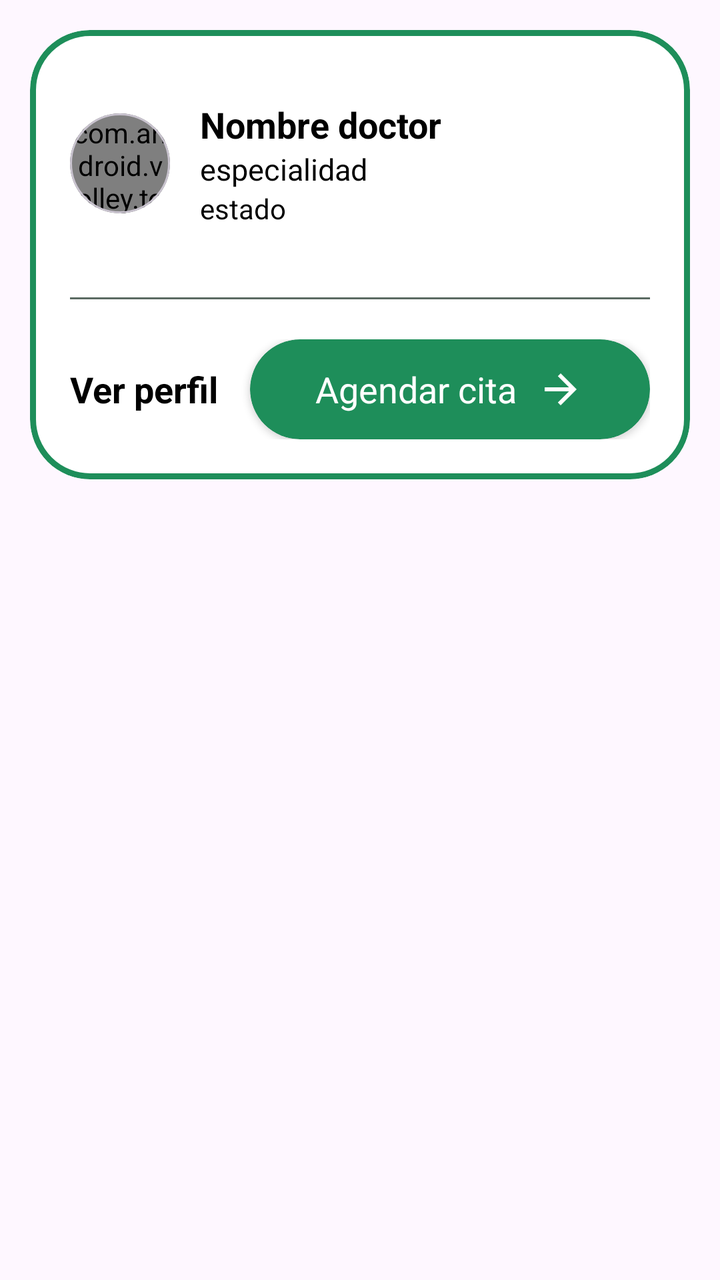
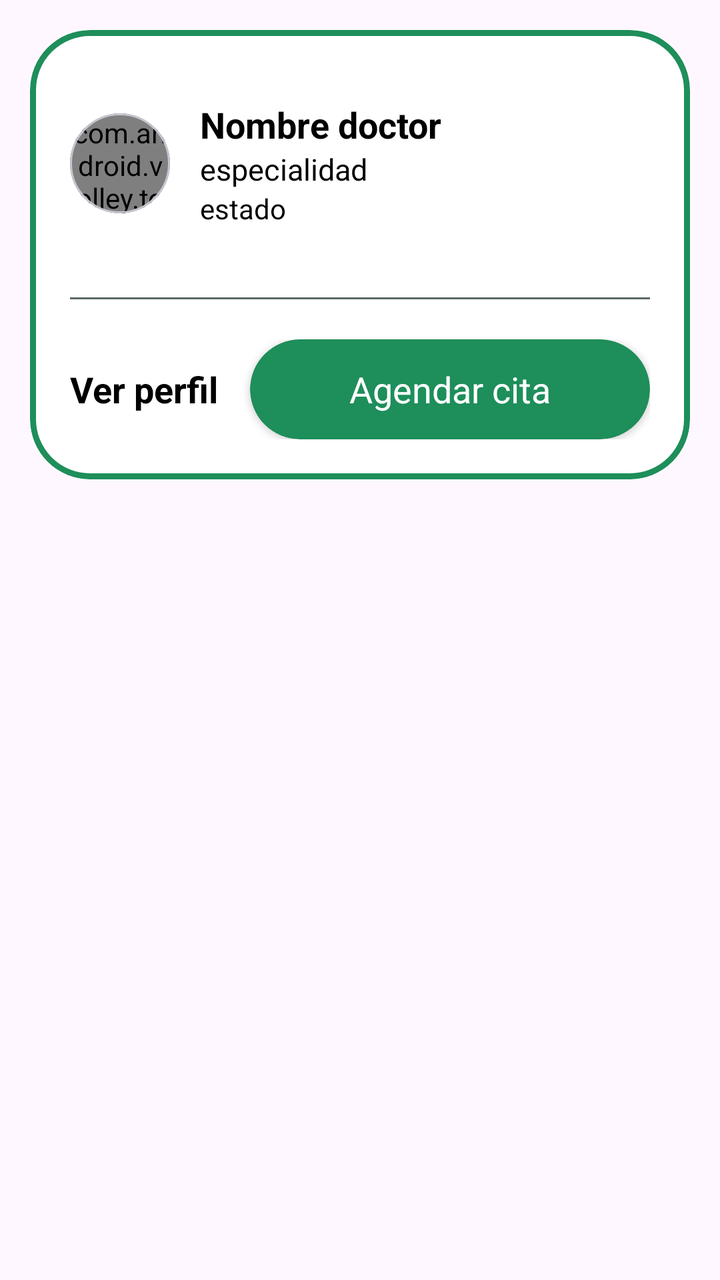

Compare the two renders of this Android layout. The source of the first and the diff that turns it into the second are given below.
<!-- AndroidManifest.xml: application theme Theme.Citasmedicas -->
<!-- res/layout/item_doctor.xml -->
<?xml version="1.0" encoding="utf-8"?>
<LinearLayout xmlns:android="http://schemas.android.com/apk/res/android"
    xmlns:app="http://schemas.android.com/apk/res-auto"
    android:orientation="vertical"
    android:layout_width="match_parent"
    android:layout_height="wrap_content"
    android:padding="15dp">
    <LinearLayout
        android:layout_width="wrap_content"
        android:layout_height="wrap_content"
        android:orientation="vertical">
        <com.google.android.material.card.MaterialCardView
            android:id="@+id/card_doctor"
            android:layout_width="match_parent"
            android:layout_height="wrap_content"
            app:cardCornerRadius="30dp"
            app:strokeWidth="3dp"
            app:strokeColor="@color/secondary"
            app:cardBackgroundColor="@color/white">
            <LinearLayout
                android:layout_width="match_parent"
                android:layout_height="wrap_content"
                android:orientation="vertical">
                <LinearLayout
                    android:layout_width="match_parent"
                    android:layout_height="wrap_content"
                    android:orientation="horizontal"
                    android:gravity="center_vertical"
                    android:padding="20dp">
                    <com.google.android.material.card.MaterialCardView
                        android:layout_width="wrap_content"
                        android:layout_height="wrap_content"
                        app:cardCornerRadius="30dp"
                        app:cardBackgroundColor="@color/white">
                        <com.android.volley.toolbox.NetworkImageView
                            android:id="@+id/img_doctor"
                            android:layout_width="50dp"
                            android:layout_height="50dp"
                            android:scaleType="centerCrop">
                        </com.android.volley.toolbox.NetworkImageView>
                    </com.google.android.material.card.MaterialCardView>
                    <LinearLayout
                        android:layout_width="match_parent"
                        android:layout_height="wrap_content"
                        android:orientation="vertical"
                        android:padding="15dp">
                        <TextView
                            android:id="@+id/txt_nombre_doctor"
                            android:layout_width="wrap_content"
                            android:layout_height="wrap_content"
                            android:text="Nombre doctor"
                            android:textColor="@color/black"
                            android:textStyle="bold"
                            android:textSize="18dp"></TextView>
                        <TextView
                            android:id="@+id/txt_especialidad"
                            android:layout_width="wrap_content"
                            android:layout_height="wrap_content"
                            android:text="especialidad"
                            android:textColor="@color/black"
                            android:textSize="15dp"></TextView>
                        <TextView
                            android:id="@+id/txt_estado"
                            android:layout_width="wrap_content"
                            android:layout_height="wrap_content"
                            android:text="estado"
                            android:textColor="@color/black"></TextView>
                    </LinearLayout>
                </LinearLayout>
                <View
                    android:layout_width="match_parent"
                    android:layout_height="1dp"
                    android:layout_marginStart="20dp"
                    android:layout_marginEnd="20dp"
                    android:background="@color/inputs"></View>
                <LinearLayout
                    android:layout_width="match_parent"
                    android:layout_height="wrap_content"
                    android:padding="20dp"
                    android:orientation="horizontal"
                    android:gravity="center_vertical">
                    <TextView
                        android:id="@+id/txt_verperfil"
                        android:layout_width="wrap_content"
                        android:layout_height="wrap_content"
                        android:text="@string/Ver_perfil"
                        android:textSize="18dp"
                        android:textColor="@color/black"
                        android:textStyle="bold"></TextView>
                    <View
                        android:layout_width="0dp"
                        android:layout_height="0dp"
                        android:layout_weight="1"></View>
                    <androidx.cardview.widget.CardView
                        android:id="@+id/btn_agendar"
                        android:focusable="true"
                        android:clickable="true"
                        android:layout_width="200dp"
                        android:layout_height="50dp"
                        app:cardBackgroundColor="@color/primary"
                        app:cardCornerRadius="30dp">
                        <LinearLayout
                            android:layout_width="match_parent"
                            android:layout_height="match_parent"
                            android:orientation="horizontal"
                            android:gravity="center">
                            <TextView
                                android:layout_width="wrap_content"
                                android:layout_height="wrap_content"
                                android:text="@string/agendar"
                                android:textColor="@color/white"
                                android:textSize="18dp"></TextView>
                            <ImageView
                                android:paddingLeft="10dp"
                                android:layout_width="wrap_content"
                                android:layout_height="wrap_content"
                                android:src="@drawable/baseline_arrow_forward_24"></ImageView>
                        </LinearLayout>
                    </androidx.cardview.widget.CardView>
                </LinearLayout>
            </LinearLayout>

        </com.google.android.material.card.MaterialCardView>
    </LinearLayout>
</LinearLayout>
<!-- resources referenced by this layout -->
<resources>
  <color name="black">#FF000000</color>
  <color name="inputs">#5B6B62</color>
  <color name="primary">#1E8E5A</color>
  <color name="secondary">#1E8E5A</color>
  <color name="white">#FFFFFFFF</color>
  <!-- drawable baseline_arrow_forward_24 (drawable) -->
  <vector xmlns:android="http://schemas.android.com/apk/res/android" android:autoMirrored="true" android:height="24dp" android:tint="#FFFFFF" android:viewportHeight="24" android:viewportWidth="24" android:width="24dp">
        
      <path android:fillColor="@android:color/white" android:pathData="M12,4l-1.41,1.41L16.17,11H4v2h12.17l-5.58,5.59L12,20l8,-8z"/>
      
  </vector>
  <string name="Ver_perfil">Ver perfil</string>
  <string name="agendar">Agendar cita</string>
  <style name="Theme.Citasmedicas" parent="Base.Theme.Citasmedicas" />
  <style name="Base.Theme.Citasmedicas" parent="Theme.Material3.DayNight.NoActionBar">
          <item name="colorPrimary">@color/primary</item>
          <item name="colorPrimaryDark">@color/primary_dark</item>
          <item name="colorAccent">@color/accent</item>
          <item name="android:statusBarColor">@color/primary_dark</item>
          <item name="android:navigationBarColor">@color/white</item>
          <item name="android:windowLightStatusBar">false</item>
      </style>
  <color name="primary_dark">#0E2218</color>
  <color name="accent">#72D350</color>
</resources>

<!-- the commit's change to res/layout/item_doctor.xml (unified diff, before → after) -->
@@ -110,11 +110,6 @@
                                 android:text="@string/agendar"
                                 android:textColor="@color/white"
                                 android:textSize="18dp"></TextView>
-                            <ImageView
-                                android:paddingLeft="10dp"
-                                android:layout_width="wrap_content"
-                                android:layout_height="wrap_content"
-                                android:src="@drawable/baseline_arrow_forward_24"></ImageView>
                         </LinearLayout>
                     </androidx.cardview.widget.CardView>
                 </LinearLayout>
<!-- resource entries referenced after the edit -->
@@ -5,12 +5,6 @@
   <color name="primary">#1E8E5A</color>
   <color name="secondary">#1E8E5A</color>
   <color name="white">#FFFFFFFF</color>
-  <!-- drawable baseline_arrow_forward_24 (drawable) -->
-  <vector xmlns:android="http://schemas.android.com/apk/res/android" android:autoMirrored="true" android:height="24dp" android:tint="#FFFFFF" android:viewportHeight="24" android:viewportWidth="24" android:width="24dp">
-        
-      <path android:fillColor="@android:color/white" android:pathData="M12,4l-1.41,1.41L16.17,11H4v2h12.17l-5.58,5.59L12,20l8,-8z"/>
-      
-  </vector>
   <string name="Ver_perfil">Ver perfil</string>
   <string name="agendar">Agendar cita</string>
   <style name="Theme.Citasmedicas" parent="Base.Theme.Citasmedicas" />
